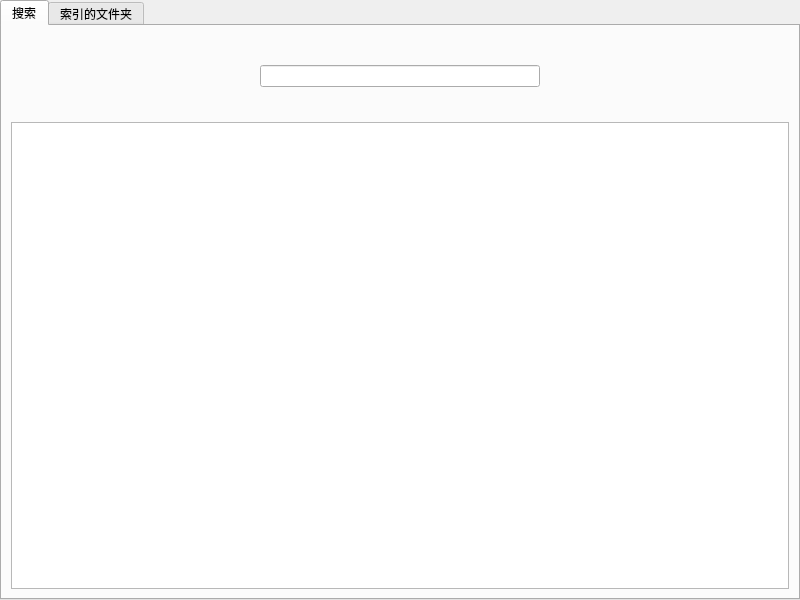
First picture: the form in src/mainwindow.ui, repository fengersoft/filesearcher, before the edit.
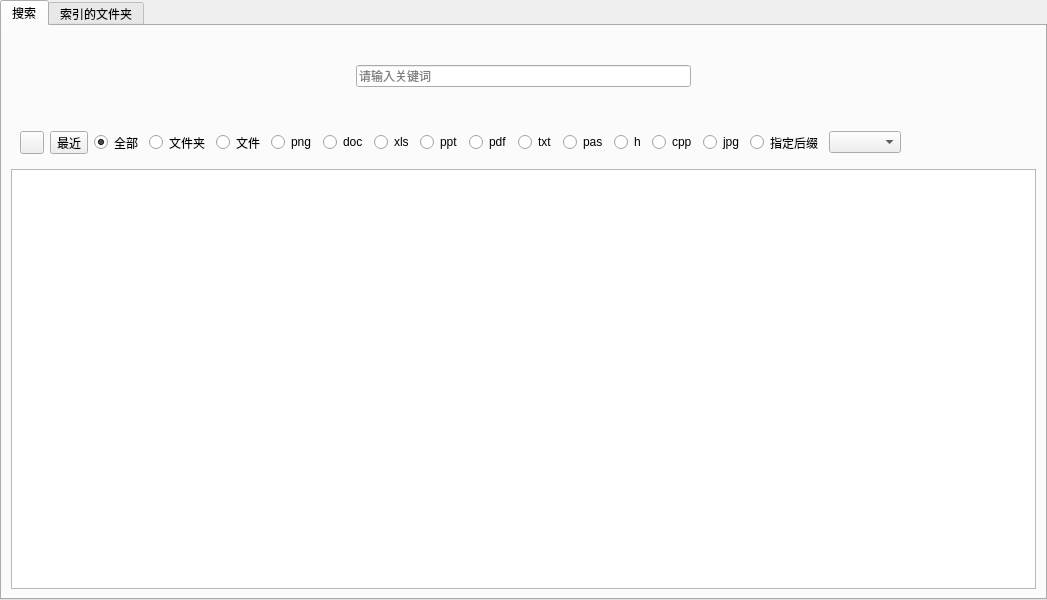
Second picture: the form after the edit. The open tabs and pages were chosen to show the change. Icons and pictures are not drawn.

What changed in the file:
```diff
--- a/src/mainwindow.ui
+++ b/src/mainwindow.ui
@@ -6,7 +6,7 @@
    <rect>
     <x>0</x>
     <y>0</y>
-    <width>800</width>
+    <width>1047</width>
     <height>600</height>
    </rect>
   </property>
@@ -91,6 +91,9 @@
                  <height>22</height>
                 </size>
                </property>
+               <property name="placeholderText">
+                <string>请输入关键词</string>
+               </property>
               </widget>
              </item>
              <item>
@@ -125,7 +128,189 @@
          </widget>
         </item>
         <item>
-         <widget class="QTableView" name="tableView"/>
+         <widget class="QWidget" name="widget" native="true">
+          <property name="minimumSize">
+           <size>
+            <width>0</width>
+            <height>41</height>
+           </size>
+          </property>
+          <property name="maximumSize">
+           <size>
+            <width>16777215</width>
+            <height>41</height>
+           </size>
+          </property>
+          <layout class="QHBoxLayout" name="horizontalLayout_3">
+           <item>
+            <widget class="QToolButton" name="btnRecent">
+             <property name="text">
+              <string/>
+             </property>
+             <property name="icon">
+              <iconset resource="../app.qrc">
+               <normaloff>:/res/often.png</normaloff>:/res/often.png</iconset>
+             </property>
+            </widget>
+           </item>
+           <item>
+            <widget class="QToolButton" name="btnOften">
+             <property name="text">
+              <string>最近</string>
+             </property>
+             <property name="icon">
+              <iconset resource="../app.qrc">
+               <normaloff>:/res/recent.png</normaloff>:/res/recent.png</iconset>
+             </property>
+            </widget>
+           </item>
+           <item>
+            <widget class="QRadioButton" name="radioButton">
+             <property name="text">
+              <string>全部</string>
+             </property>
+             <property name="checked">
+              <bool>true</bool>
+             </property>
+            </widget>
+           </item>
+           <item>
+            <widget class="QRadioButton" name="rdFolder">
+             <property name="text">
+              <string>文件夹</string>
+             </property>
+            </widget>
+           </item>
+           <item>
+            <widget class="QRadioButton" name="rdFile">
+             <property name="text">
+              <string>文件</string>
+             </property>
+            </widget>
+           </item>
+           <item>
+            <widget class="QRadioButton" name="rdPng">
+             <property name="text">
+              <string>png</string>
+             </property>
+            </widget>
+           </item>
+           <item>
+            <widget class="QRadioButton" name="rdDoc">
+             <property name="text">
+              <string>doc</string>
+             </property>
+            </widget>
+           </item>
+           <item>
+            <widget class="QRadioButton" name="rdXls">
+             <property name="text">
+              <string>xls</string>
+             </property>
+            </widget>
+           </item>
+           <item>
+            <widget class="QRadioButton" name="rdPpt">
+             <property name="text">
+              <string>ppt</string>
+             </property>
+            </widget>
+           </item>
+           <item>
+            <widget class="QRadioButton" name="rdPdf">
+             <property name="text">
+              <string>pdf</string>
+             </property>
+            </widget>
+           </item>
+           <item>
+            <widget class="QRadioButton" name="rdTxt">
+             <property name="text">
+              <string>txt</string>
+             </property>
+            </widget>
+           </item>
+           <item>
+            <widget class="QRadioButton" name="rdPas">
+             <property name="text">
+              <string>pas</string>
+             </property>
+            </widget>
+           </item>
+           <item>
+            <widget class="QRadioButton" name="rdH">
+             <property name="text">
+              <string>h</string>
+             </property>
+            </widget>
+           </item>
+           <item>
+            <widget class="QRadioButton" name="rdCpp">
+             <property name="text">
+              <string>cpp</string>
+             </property>
+            </widget>
+           </item>
+           <item>
+            <widget class="QRadioButton" name="rdJpg">
+             <property name="text">
+              <string>jpg</string>
+             </property>
+            </widget>
+           </item>
+           <item>
+            <widget class="QRadioButton" name="rdAllExts">
+             <property name="text">
+              <string>指定后缀</string>
+             </property>
+            </widget>
+           </item>
+           <item>
+            <widget class="QComboBox" name="cbbExts"/>
+           </item>
+           <item>
+            <spacer name="horizontalSpacer_4">
+             <property name="orientation">
+              <enum>Qt::Horizontal</enum>
+             </property>
+             <property name="sizeHint" stdset="0">
+              <size>
+               <width>205</width>
+               <height>20</height>
+              </size>
+             </property>
+            </spacer>
+           </item>
+          </layout>
+         </widget>
+        </item>
+        <item>
+         <widget class="QTableView" name="lvFileInfo">
+          <property name="contextMenuPolicy">
+           <enum>Qt::ActionsContextMenu</enum>
+          </property>
+          <property name="editTriggers">
+           <set>QAbstractItemView::NoEditTriggers</set>
+          </property>
+          <property name="alternatingRowColors">
+           <bool>true</bool>
+          </property>
+          <property name="selectionMode">
+           <enum>QAbstractItemView::SingleSelection</enum>
+          </property>
+          <property name="selectionBehavior">
+           <enum>QAbstractItemView::SelectRows</enum>
+          </property>
+          <property name="sortingEnabled">
+           <bool>true</bool>
+          </property>
+          <attribute name="horizontalHeaderShowSortIndicator" stdset="0">
+           <bool>true</bool>
+          </attribute>
+          <attribute name="verticalHeaderShowSortIndicator" stdset="0">
+           <bool>false</bool>
+          </attribute>
+         </widget>
         </item>
        </layout>
       </widget>
```
Left out of the diff: 69 changed lines with no effect on the pictures.
